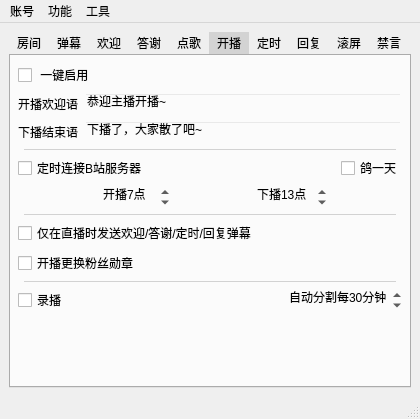
Before: the Qt Designer form mainwindow.ui in iwxyi/Bilibili-MagicalDanmaku, drawn with Qt 5.
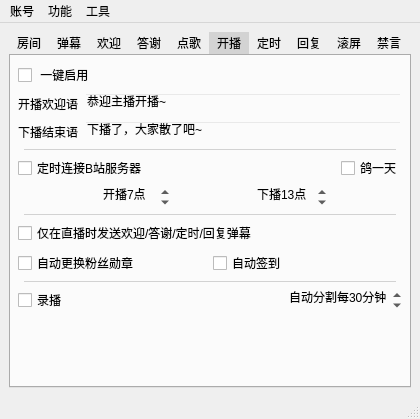
After: the same form once the commit is applied. Icons and pictures are not drawn. Custom widgets are drawn as their Qt base class.

Commit message: 新增每日自动签到

Patch:
```diff
--- a/mainwindow.ui
+++ b/mainwindow.ui
@@ -1276,7 +1276,20 @@
              <string>&lt;html&gt;&lt;head/&gt;&lt;body&gt;&lt;p&gt;连接并开播后，自动切换粉丝勋章为当前主播的&lt;/p&gt;&lt;p&gt;勋章已变灰时不切换&lt;/p&gt;&lt;/body&gt;&lt;/html&gt;</string>
             </property>
             <property name="text">
-             <string>开播更换粉丝勋章</string>
+             <string>自动更换粉丝勋章</string>
+            </property>
+           </widget>
+          </item>
+          <item>
+           <widget class="QCheckBox" name="autoDoSignCheck">
+            <property name="toolTip">
+             <string>&lt;html&gt;&lt;head/&gt;&lt;body&gt;&lt;p&gt;每天定时签到，每次自动签到打开的时间&lt;/p&gt;&lt;p&gt;第二天生效，适用于长期挂在服务器上&lt;/p&gt;&lt;/body&gt;&lt;/html&gt;</string>
+            </property>
+            <property name="styleSheet">
+             <string notr="true"/>
+            </property>
+            <property name="text">
+             <string>自动签到</string>
             </property>
            </widget>
           </item>
```
Left out of the diff: 9 changed lines with no effect on the pictures. The commit also changes 4 other files.
